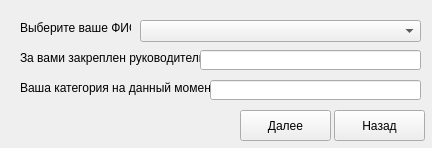
Above: Authorization_expert.ui from arbuzov751/Gui_for_diplom before the change. Below: the same form after it.
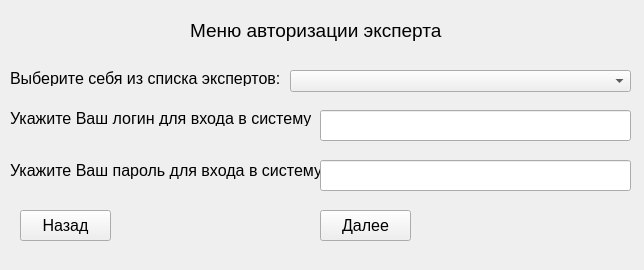
That is the form after the change.

Patch:
```diff
--- a/Authorization_expert.ui
+++ b/Authorization_expert.ui
@@ -6,22 +6,10 @@
    <rect>
     <x>0</x>
     <y>0</y>
-    <width>432</width>
-    <height>148</height>
+    <width>644</width>
+    <height>270</height>
    </rect>
   </property>
-  <property name="minimumSize">
-   <size>
-    <width>432</width>
-    <height>148</height>
-   </size>
-  </property>
-  <property name="maximumSize">
-   <size>
-    <width>432</width>
-    <height>148</height>
-   </size>
-  </property>
   <property name="windowTitle">
    <string>Авторизация эксперта</string>
   </property>
@@ -29,38 +17,56 @@
    <widget class="QLabel" name="label_name_expert">
     <property name="geometry">
      <rect>
-      <x>20</x>
-      <y>20</y>
-      <width>111</width>
+      <x>10</x>
+      <y>70</y>
+      <width>271</width>
       <height>16</height>
      </rect>
     </property>
+    <property name="font">
+     <font>
+      <family>Arial</family>
+      <pointsize>12</pointsize>
+     </font>
+    </property>
     <property name="text">
-     <string>Выберите ваше ФИО:</string>
+     <string>Выберите себя из списка экспертов:</string>
     </property>
    </widget>
    <widget class="QLabel" name="label_name_leader">
     <property name="geometry">
      <rect>
-      <x>20</x>
-      <y>50</y>
-      <width>181</width>
+      <x>10</x>
+      <y>110</y>
+      <width>301</width>
       <height>16</height>
      </rect>
     </property>
+    <property name="font">
+     <font>
+      <family>Arial</family>
+      <pointsize>12</pointsize>
+     </font>
+    </property>
     <property name="text">
-     <string>За вами закреплен руководитель:</string>
+     <string>Укажите Ваш логин для входа в систему:</string>
     </property>
    </widget>
    <widget class="QLineEdit" name="lineEdit_name_leader">
     <property name="geometry">
      <rect>
-      <x>200</x>
-      <y>50</y>
-      <width>221</width>
-      <height>20</height>
+      <x>320</x>
+      <y>110</y>
+      <width>311</width>
+      <height>31</height>
      </rect>
     </property>
+    <property name="font">
+     <font>
+      <family>Arial</family>
+      <pointsize>12</pointsize>
+     </font>
+    </property>
     <property name="readOnly">
      <bool>true</bool>
     </property>
@@ -68,25 +74,37 @@
    <widget class="QLabel" name="label_expert_category">
     <property name="geometry">
      <rect>
-      <x>20</x>
-      <y>80</y>
-      <width>191</width>
-      <height>16</height>
+      <x>10</x>
+      <y>160</y>
+      <width>321</width>
+      <height>21</height>
      </rect>
     </property>
+    <property name="font">
+     <font>
+      <family>Arial</family>
+      <pointsize>12</pointsize>
+     </font>
+    </property>
     <property name="text">
-     <string>Ваша категория на данный момент:</string>
+     <string>Укажите Ваш пароль для входа в систему:</string>
     </property>
    </widget>
    <widget class="QLineEdit" name="lineEdit_expert_category">
     <property name="geometry">
      <rect>
-      <x>210</x>
-      <y>80</y>
-      <width>211</width>
-      <height>20</height>
+      <x>320</x>
+      <y>160</y>
+      <width>311</width>
+      <height>31</height>
      </rect>
     </property>
+    <property name="font">
+     <font>
+      <family>Arial</family>
+      <pointsize>12</pointsize>
+     </font>
+    </property>
     <property name="readOnly">
      <bool>true</bool>
     </property>
@@ -94,12 +112,18 @@
    <widget class="QPushButton" name="pushButton_exit">
     <property name="geometry">
      <rect>
-      <x>334</x>
-      <y>110</y>
+      <x>20</x>
+      <y>210</y>
       <width>91</width>
       <height>31</height>
      </rect>
     </property>
+    <property name="font">
+     <font>
+      <family>Arial</family>
+      <pointsize>12</pointsize>
+     </font>
+    </property>
     <property name="text">
      <string>Назад</string>
     </property>
@@ -107,12 +131,18 @@
    <widget class="QPushButton" name="pushButton_next">
     <property name="geometry">
      <rect>
-      <x>240</x>
-      <y>110</y>
+      <x>320</x>
+      <y>210</y>
       <width>91</width>
       <height>31</height>
      </rect>
     </property>
+    <property name="font">
+     <font>
+      <family>Arial</family>
+      <pointsize>12</pointsize>
+     </font>
+    </property>
     <property name="text">
      <string>Далее</string>
     </property>
@@ -120,11 +150,38 @@
    <widget class="QComboBox" name="comboBox_select_expert">
     <property name="geometry">
      <rect>
-      <x>140</x>
-      <y>20</y>
-      <width>281</width>
+      <x>290</x>
+      <y>70</y>
+      <width>341</width>
       <height>22</height>
      </rect>
+    </property>
+    <property name="font">
+     <font>
+      <family>Arial</family>
+      <pointsize>12</pointsize>
+     </font>
+    </property>
+   </widget>
+   <widget class="QLabel" name="label_name_expert_2">
+    <property name="geometry">
+     <rect>
+      <x>190</x>
+      <y>20</y>
+      <width>271</width>
+      <height>21</height>
+     </rect>
+    </property>
+    <property name="font">
+     <font>
+      <family>Arial</family>
+      <pointsize>14</pointsize>
+      <weight>50</weight>
+      <bold>false</bold>
+     </font>
+    </property>
+    <property name="text">
+     <string>Меню авторизации эксперта</string>
     </property>
    </widget>
   </widget>
```
